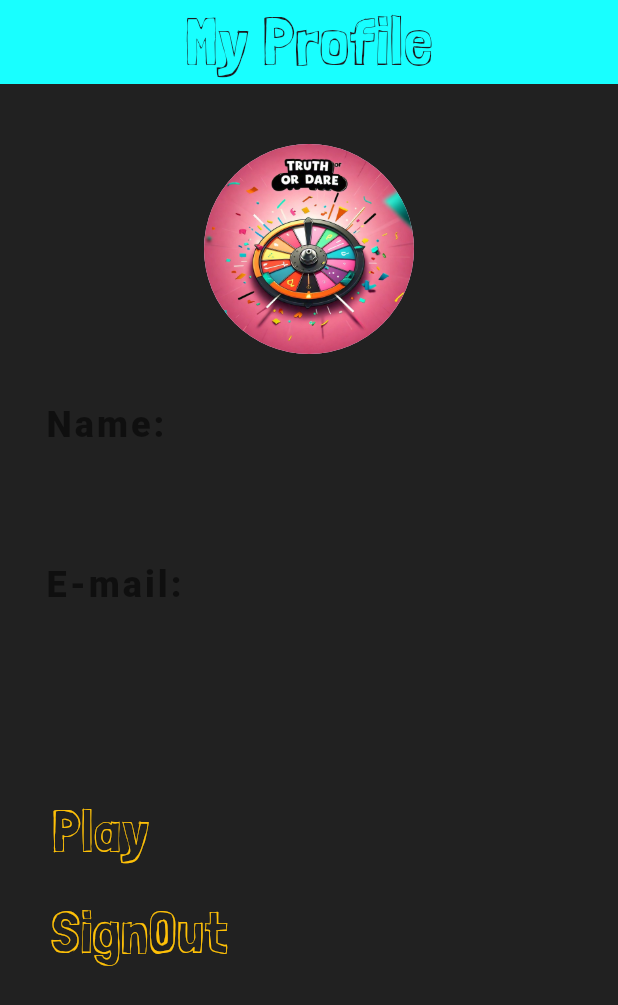
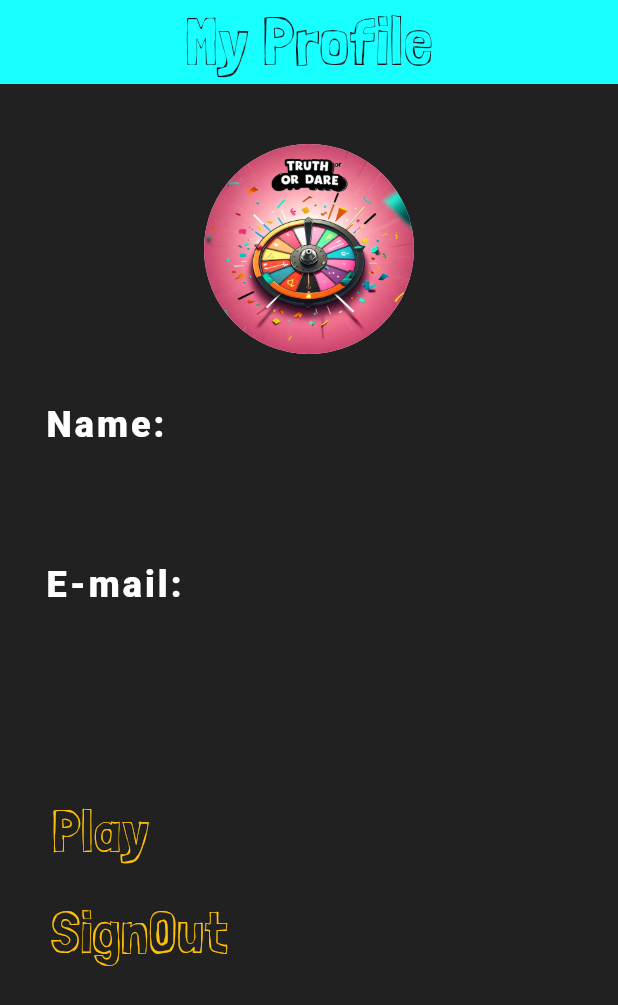
Before and after one commit to Arnab-bits/Truth-or-dare-CSA, a Flutter app: the screen it shows once a user with an empty profile is signed in, on a phone screen of 412 x 824 dp. Shown: the top 1005 px of the screen. Run offline on Flutter 3.47's test engine with Material 3 defaults, Android fonts, the phone set to English and light mode, and no system bars; our stand-ins replace firebase_auth, firebase_core; missing offline and left inert: firebase_ui_auth, firebase_ui_oauth_google; accounts and stored records are empty.

Commit message:
MainScreen edits

```diff
--- a/lib/MainScreen.dart
+++ b/lib/MainScreen.dart
@@ -73,13 +73,13 @@ class _StartScreenState extends State<StartScreen> {
               ),
             ),
             SizedBox(height: 30.0),
-            Text('Name:', style: TextStyle(color: Colors.black54, fontSize: 24, letterSpacing: 2.0, fontWeight: FontWeight.w800 ),
+            Text('Name:', style: TextStyle(color: Colors.white, fontSize: 24, letterSpacing: 2.0, fontWeight: FontWeight.w800 ),
             ),
             Text('$_userName', style: TextStyle(color: Colors.cyan, fontSize: 30, letterSpacing: 2.0),
             ),
 
             SizedBox(height: 30.0),
-            Text('E-mail:', style: TextStyle(color: Colors.black54, fontSize: 24, letterSpacing: 2.0, fontWeight: FontWeight.w800 ),
+            Text('E-mail:', style: TextStyle(color: Colors.white, fontSize: 24, letterSpacing: 2.0, fontWeight: FontWeight.w800 ),
             ),
             Text('$_userEmail', style: TextStyle(color: Colors.cyan, fontSize: 30, letterSpacing: 2.0),
             ),
```
